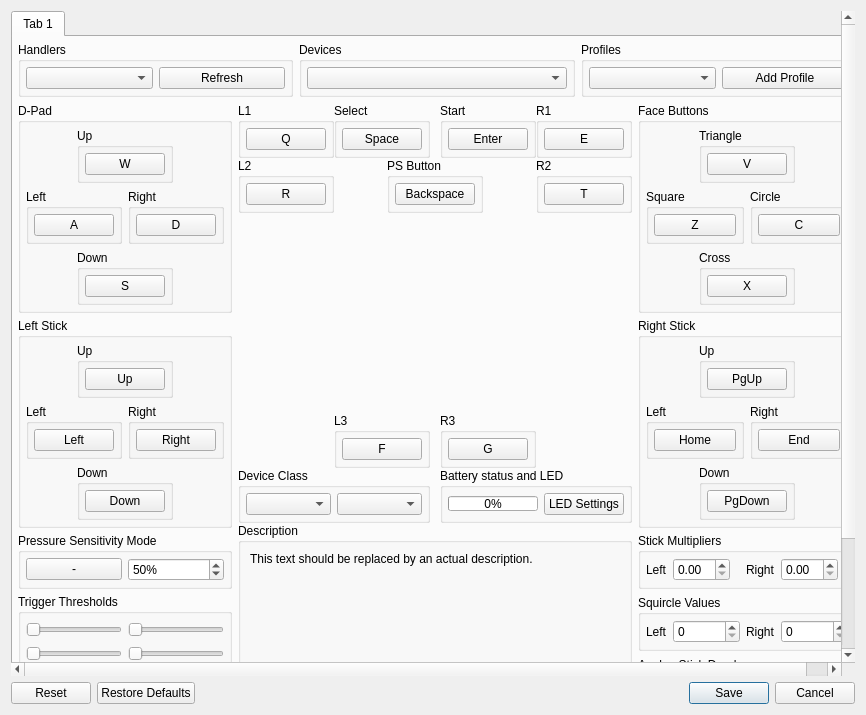
This is rpcs3/rpcs3qt/pad_settings_dialog.ui in RPCS3/rpcs3 as Qt 5 draws it before an edit. The edited form follows.
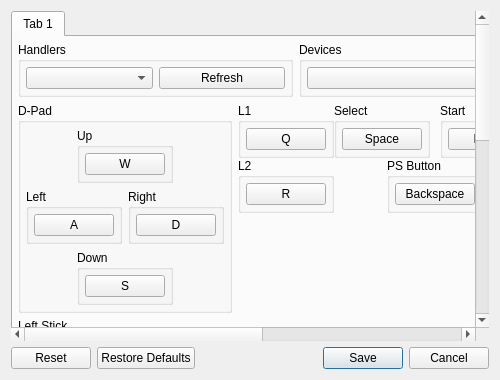
This is the edited form. Icons and pictures are not drawn.

Commit message:
Qt: remove pad settings size constraint
This might fix some scrolling issues (or add more)

Diff of the .ui file:
```diff
--- a/rpcs3/rpcs3qt/pad_settings_dialog.ui
+++ b/rpcs3/rpcs3qt/pad_settings_dialog.ui
@@ -9,8 +9,8 @@
    <rect>
     <x>0</x>
     <y>0</y>
-    <width>866</width>
-    <height>715</height>
+    <width>500</width>
+    <height>380</height>
    </rect>
   </property>
   <property name="windowTitle">
@@ -37,8 +37,8 @@
        <rect>
         <x>0</x>
         <y>0</y>
-        <width>848</width>
-        <height>668</height>
+        <width>858</width>
+        <height>715</height>
        </rect>
       </property>
       <widget class="QWidget" name="tab">
```
The commit also changes 1 other file.
